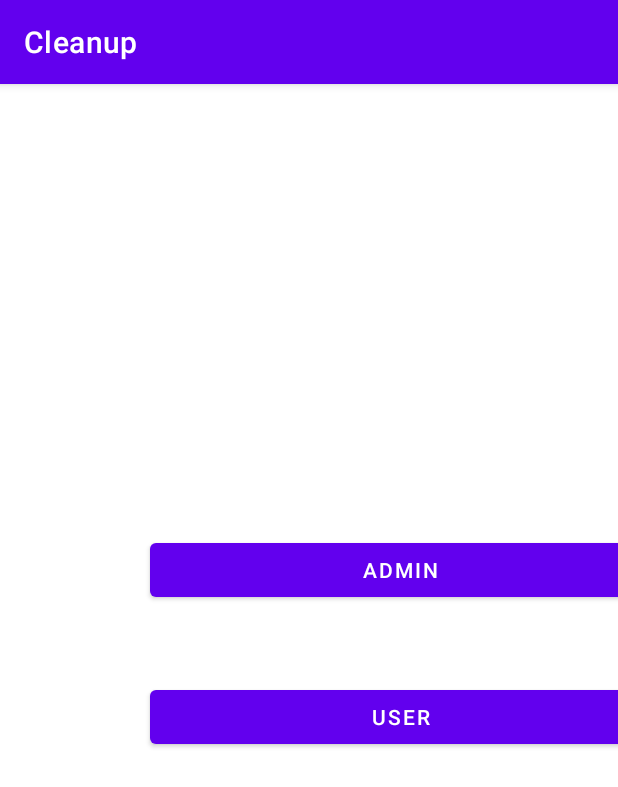
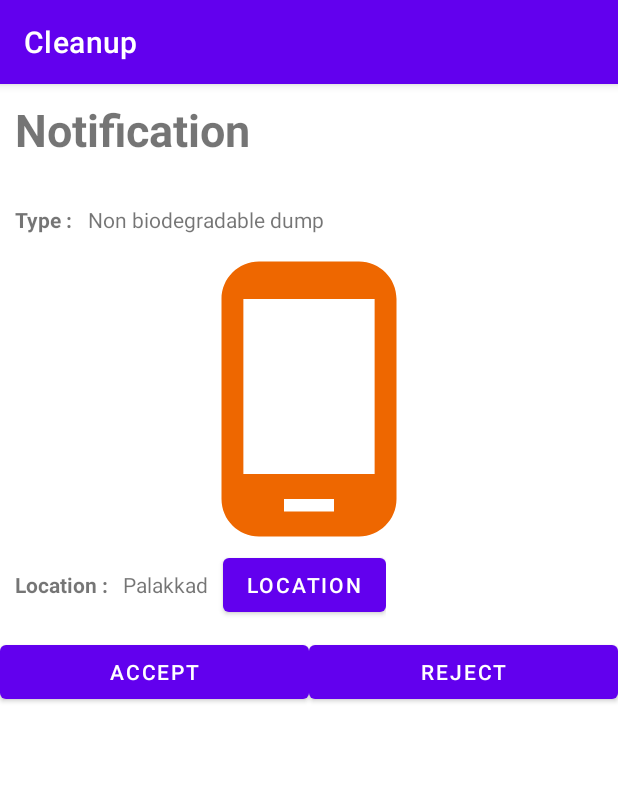
Before and after one commit to prathiba7/2021_IBM_Code_Challenge_CleanUp_WasteManagementSystem, an Android app: the screen it shows after launch (MainActivity before the commit, Admin after it), on a phone screen of 412 x 824 dp. Shown: the top 787 px of the screen. Run offline under Robolectric (Android 15) with nearby library versions, the phone set to English and light mode, and no system bars.

Commit message:
Admin UI designed

```diff
--- /dev/null
+++ b/app/src/main/java/com/example/cleanup/Admin.java
@@ -0,0 +1,14 @@
+package com.example.cleanup;
+
+import androidx.appcompat.app.AppCompatActivity;
+
+import android.os.Bundle;
+
+public class Admin extends AppCompatActivity {
+
+    @Override
+    protected void onCreate(Bundle savedInstanceState) {
+        super.onCreate(savedInstanceState);
+        setContentView(R.layout.activity_admin);
+    }
+}
--- /dev/null
+++ b/app/src/main/res/layout/activity_admin.xml
@@ -0,0 +1,79 @@
+<?xml version="1.0" encoding="utf-8"?>
+<LinearLayout
+    android:orientation="vertical"
+    android:layout_height="match_parent"
+    android:layout_width="match_parent"
+    xmlns:android="http://schemas.android.com/apk/res/android">
+    <TextView
+        android:layout_width="match_parent"
+        android:layout_height="wrap_content"
+        android:text="Notification"
+        android:textStyle="bold"
+        android:textSize="30dp"
+        android:padding="10dp"/>
+    <LinearLayout
+        android:layout_width="wrap_content"
+        android:layout_height="wrap_content"
+        android:orientation="horizontal"
+        >
+        <TextView
+            android:layout_width="match_parent"
+            android:layout_height="wrap_content"
+            android:text="Type :"
+            android:paddingLeft="10dp"
+            android:paddingTop="20dp"
+            android:paddingBottom="10dp"
+            android:paddingRight="10dp"
+            android:textStyle="bold"
+            />
+        <TextView
+            android:layout_width="wrap_content"
+            android:layout_height="wrap_content"
+            android:text="Non biodegradable dump"/>
+    </LinearLayout>
+    <ImageView
+        android:layout_width="match_parent"
+        android:layout_height="200dp"
+        android:src="@drawable/ic_baseline_phone_android_24"/>
+    <LinearLayout
+        android:layout_width="wrap_content"
+        android:layout_height="wrap_content"
+        android:orientation="horizontal"
+        >
+        <TextView
+            android:layout_width="match_parent"
+            android:layout_height="wrap_content"
+            android:text="Location :"
+            android:padding="10dp"
+            android:textStyle="bold"
+            />
+        <TextView
+            android:layout_width="wrap_content"
+            android:layout_height="wrap_content"
+            android:text="Palakkad"/>
+        <Button
+            android:layout_width="wrap_content"
+            android:layout_height="wrap_content"
+            android:text="Location"
+            android:layout_marginLeft="10dp"
+            android:id="@+id/loc"/>
+    </LinearLayout>
+    <LinearLayout
+        android:layout_width="match_parent"
+        android:layout_height="wrap_content"
+        android:orientation="horizontal"
+        android:layout_marginTop="10dp">
+        <Button
+            android:layout_width="match_parent"
+            android:layout_height="wrap_content"
+            android:text="Accept"
+            android:layout_weight="1"
+            />
+        <Button
+            android:layout_width="match_parent"
+            android:layout_height="wrap_content"
+            android:text="Reject"
+            android:layout_weight="1"/>
+    </LinearLayout>
+
+</LinearLayout>
```
Also changed, not shown: app/src/main/AndroidManifest.xml (+9 -0 lines), app/src/main/res/layout/activity_user_home.xml (+12 -33 lines).
